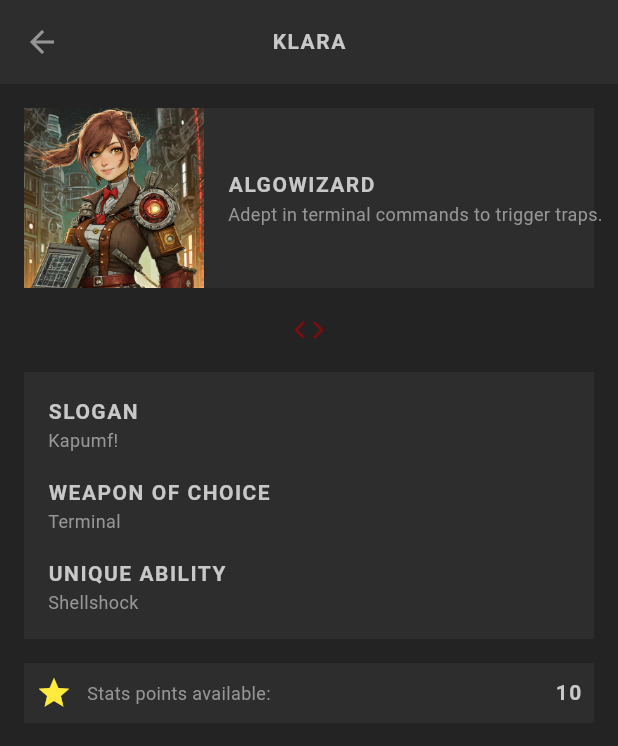
After one commit to joaoKnisspell/flutter_rpg, a Flutter app: the screen it shows after launch, after a tap on "KLARA", on a phone screen of 412 x 824 dp. The commit adds this screen. Shown: the top 746 px of the screen. Run offline on Flutter 3.47's test engine with Material 3 defaults, Android fonts, the phone set to English and light mode, and no system bars.

Commit message:
Initial Navigation & Profile Page Initialized.

```diff
--- a/lib/main.dart
+++ b/lib/main.dart
@@ -1,11 +1,10 @@
 import 'package:flutter/material.dart';
-// import 'package:rpg_app/screens/home/home.dart';
-import 'package:rpg_app/screens/newCharacter/new_character.dart';
+import 'package:rpg_app/screens/home/home.dart';
 import 'package:rpg_app/theme.dart';
 
 void main() {
   runApp(MaterialApp(
     theme: primaryTheme,
-    home: const NewCharacter(),
+    home: const Home(),
   ));
 }
--- a/lib/screens/newCharacter/new_character.dart
+++ b/lib/screens/newCharacter/new_character.dart
@@ -19,7 +19,8 @@ class _NewCharacterState extends State<NewCharacter> {
         appBar: AppBar(
           title: const StyledTitle("Character Creation"),
         ),
-      body: Container(
+        body: SingleChildScrollView(
+          child: Container(
             color: AppColors.secondaryAccent,
             padding: const EdgeInsets.symmetric(vertical: 30, horizontal: 20),
             child: Column(
@@ -55,11 +56,20 @@ class _NewCharacterState extends State<NewCharacter> {
                 ),
                 const StyledVocationCard(vocation: VocationsEnum.algoWizard),
                 const StyledVocationCard(vocation: VocationsEnum.codeJunkie),
-            const StyledVocationCard(vocation: VocationsEnum.terminalRaider),
+                const StyledVocationCard(
+                    vocation: VocationsEnum.terminalRaider),
                 const StyledVocationCard(vocation: VocationsEnum.uxNinja),
+                const StyledSectionDivider(
+                  title: 'GOOD LUCK.',
+                  subtitle: 'And enjoy the journey...',
+                ),
+                FilledButton(
+                  onPressed: () {},
+                  child: const Text('Create Character'),
+                )
               ],
             ),
           ),
-    );
+        ));
   }
 }
--- /dev/null
+++ b/lib/screens/profile/profile.dart
@@ -0,0 +1,99 @@
+import 'package:flutter/material.dart';
+import 'package:rpg_app/models/character_model.dart';
+import 'package:rpg_app/shared/widgets/stats_table.dart';
+import 'package:rpg_app/shared/widgets/styled_text.dart';
+import 'package:rpg_app/theme.dart';
+
+class Profile extends StatelessWidget {
+  final CharacterModel character;
+
+  const Profile({super.key, required this.character});
+
+  @override
+  Widget build(BuildContext context) {
+    return Scaffold(
+      appBar: AppBar(
+        title: StyledTitle(character.name),
+      ),
+      body: Container(
+        color: AppColors.secondaryAccent,
+        padding: const EdgeInsets.all(16),
+        child: Column(
+          children: [
+            Container(
+              color: AppColors.secondaryColor,
+              child: Row(
+                children: [
+                  Image.asset(
+                    'assets/img/vocations/${character.vocation.image}',
+                    width: 120,
+                  ),
+                  const SizedBox(
+                    width: 16,
+                  ),
+                  Column(
+                    crossAxisAlignment: CrossAxisAlignment.start,
+                    children: [
+                      StyledTitle(character.vocation.name),
+                      StyledText(character.vocation.description),
+                    ],
+                  ),
+                ],
+              ),
+            ),
+            Padding(
+              padding: const EdgeInsets.symmetric(
+                vertical: 16,
+              ),
+              child: Center(
+                child: Icon(
+                  Icons.code,
+                  color: AppColors.primaryAccent,
+                ),
+              ),
+            ),
+            Container(
+              color: AppColors.secondaryColor,
+              padding: const EdgeInsets.all(16),
+              width: double.infinity,
+              child: Column(
+                crossAxisAlignment: CrossAxisAlignment.start,
+                children: [
+                  Column(
+                    crossAxisAlignment: CrossAxisAlignment.start,
+                    children: [
+                      const StyledTitle('Slogan'),
+                      StyledText(character.slogan),
+                    ],
+                  ),
+                  const SizedBox(height: 16),
+                  Column(
+                    crossAxisAlignment: CrossAxisAlignment.start,
+                    children: [
+                      const StyledTitle('Weapon of choice'),
+                      StyledText(character.vocation.weapon),
+                    ],
+                  ),
+                  const SizedBox(height: 16),
+                  Column(
+                    crossAxisAlignment: CrossAxisAlignment.start,
+                    children: [
+                      const StyledTitle('Unique Ability'),
+                      StyledText(character.vocation.ability),
+                    ],
+                  ),
+                ],
+              ),
+            ),
+            const SizedBox(
+              height: 16,
+            ),
+            StatsTable(
+              character: character,
+            ),
+          ],
+        ),
+      ),
+    );
+  }
+}
--- /dev/null
+++ b/lib/shared/widgets/stats_table.dart
@@ -0,0 +1,39 @@
+import 'package:flutter/material.dart';
+import 'package:rpg_app/models/character_model.dart';
+import 'package:rpg_app/shared/widgets/styled_text.dart';
+import 'package:rpg_app/theme.dart';
+
+class StatsTable extends StatefulWidget {
+  final CharacterModel character;
+
+  const StatsTable({super.key, required this.character});
+
+  @override
+  State<StatsTable> createState() => _StatsTableState();
+}
+
+class _StatsTableState extends State<StatsTable> {
+  @override
+  Widget build(BuildContext context) {
+    return Container(
+      color: AppColors.secondaryColor,
+      padding: EdgeInsets.all(8),
+      child: Row(
+        children: [
+          Icon(
+            Icons.star,
+            color: widget.character.points > 0
+                ? Colors.yellow
+                : AppColors.textColor,
+          ),
+          const SizedBox(
+            width: 10,
+          ),
+          const StyledText('Stats points available: '),
+          const Expanded(child: SizedBox()),
+          StyledTitle(widget.character.points.toString()),
+        ],
+      ),
+    );
+  }
+}
--- a/lib/shared/widgets/styled_card.dart
+++ b/lib/shared/widgets/styled_card.dart
@@ -1,5 +1,6 @@
 import 'package:flutter/material.dart';
 import 'package:rpg_app/models/character_model.dart';
+import 'package:rpg_app/screens/profile/profile.dart';
 import 'package:rpg_app/shared/widgets/styled_text.dart';
 import 'package:rpg_app/theme.dart';
 
@@ -10,7 +11,16 @@ class StyledCard extends StatelessWidget {
 
   @override
   Widget build(BuildContext context) {
-    return Card(
+    return GestureDetector(
+      onTap: () {
+        Navigator.push(
+          context,
+          MaterialPageRoute(
+            builder: (ctx) => Profile(character: character),
+          ),
+        );
+      },
+      child: Card(
         child: Padding(
           padding: const EdgeInsets.symmetric(horizontal: 16, vertical: 8),
           child: Row(
@@ -38,6 +48,7 @@ class StyledCard extends StatelessWidget {
             ],
           ),
         ),
+      ),
     );
   }
 }
--- a/lib/theme.dart
+++ b/lib/theme.dart
@@ -13,9 +13,11 @@ class AppColors {
 
 ThemeData primaryTheme = ThemeData(
   appBarTheme: AppBarTheme(
-    backgroundColor: AppColors.secondaryColor,
-    centerTitle: true,
-  ),
+      backgroundColor: AppColors.secondaryColor,
+      centerTitle: true,
+      iconTheme: IconThemeData(
+        color: AppColors.textColor,
+      )),
   textTheme: TextTheme(
     bodyMedium: TextStyle(
       color: AppColors.textColor,
```
Lines whose indentation alone changed are shown as unchanged.
